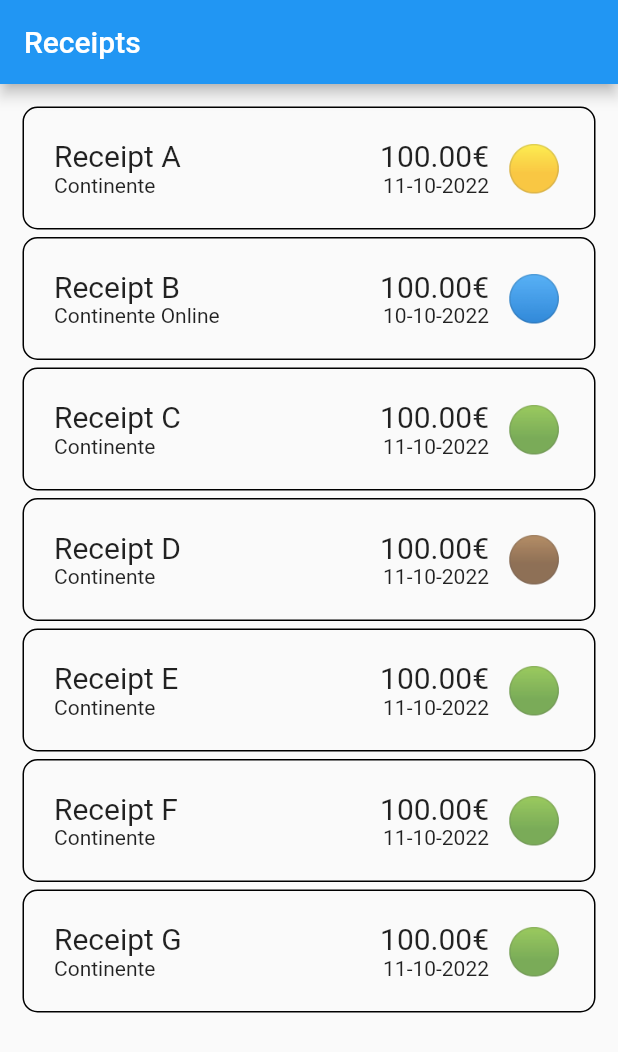
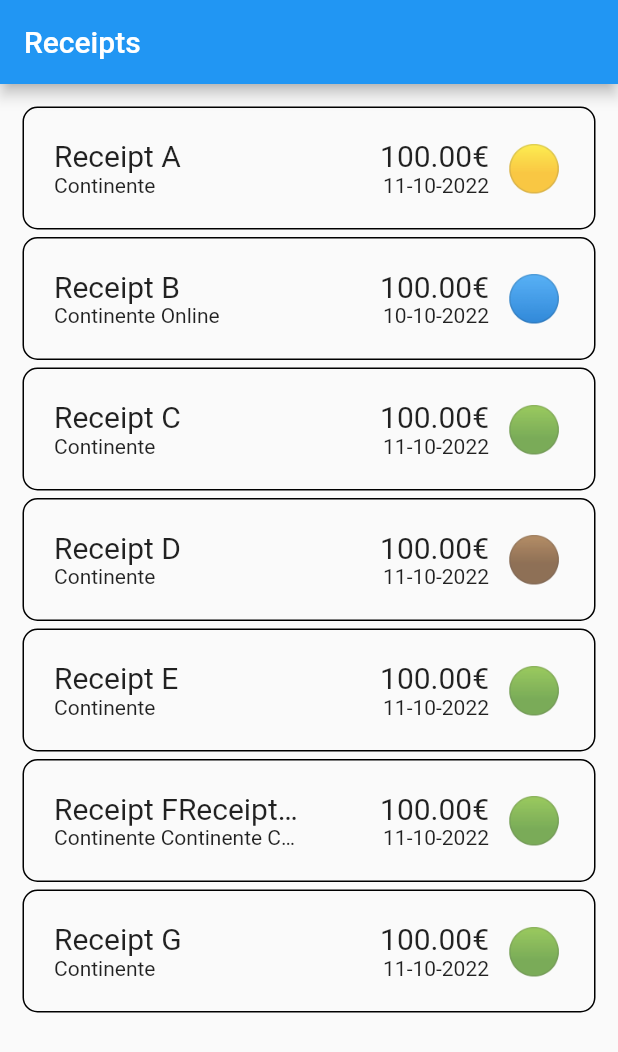
Before and after one commit to dfialho/grocer-client, a Flutter app: the screen it shows after launch, on a phone screen of 412 x 824 dp. Shown: the top 1052 px of the screen. Run offline on Flutter 3.47's test engine with Material 2 defaults, Android fonts, the phone set to English and light mode, and no system bars.

Commit message:
Protect against long receipt and store names

```diff
--- a/lib/main.dart
+++ b/lib/main.dart
@@ -46,8 +46,12 @@ class MyApp extends StatelessWidget {
               buildReceipt(Receipt("Receipt E", "Continente", 100,
                   DateTime(2022, 10, 11), ReceiptStatus.processed)),
               const SizedBox(height: 5.0),
-              buildReceipt(Receipt("Receipt F", "Continente", 100,
-                  DateTime(2022, 10, 11), ReceiptStatus.processed)),
+              buildReceipt(Receipt(
+                  "Receipt FReceipt AReceipt AReceipt AReceipt AReceipt A A A A A A A A A A A A A A",
+                  "Continente Continente Continente Continente Continente Continente Continente Continente A A A A  A A A A A A A",
+                  100,
+                  DateTime(2022, 10, 11),
+                  ReceiptStatus.processed)),
               const SizedBox(height: 5.0),
               buildReceipt(Receipt("Receipt G", "Continente", 100,
                   DateTime(2022, 10, 11), ReceiptStatus.processed)),
@@ -71,15 +75,27 @@ class MyApp extends StatelessWidget {
             child: Row(
               mainAxisAlignment: MainAxisAlignment.spaceBetween,
               children: [
-                Column(
+                Expanded(
+                  flex: 1,
+                  child: Padding(
+                    padding: const EdgeInsets.only(right: 50.0),
+                    child: Column(
                       crossAxisAlignment: CrossAxisAlignment.start,
                       children: [
                         Text(
                           receipt.name,
                           style: const TextStyle(fontSize: 20.0),
+                          overflow: TextOverflow.ellipsis,
+                          softWrap: false,
                         ),
-                    Text(receipt.store)
+                        Text(
+                          receipt.store,
+                          overflow: TextOverflow.ellipsis,
+                          softWrap: false,
+                        )
                       ],
+                    ),
+                  ),
                 ),
                 Column(
                   crossAxisAlignment: CrossAxisAlignment.end,
```
Lines whose indentation alone changed are shown as unchanged.
